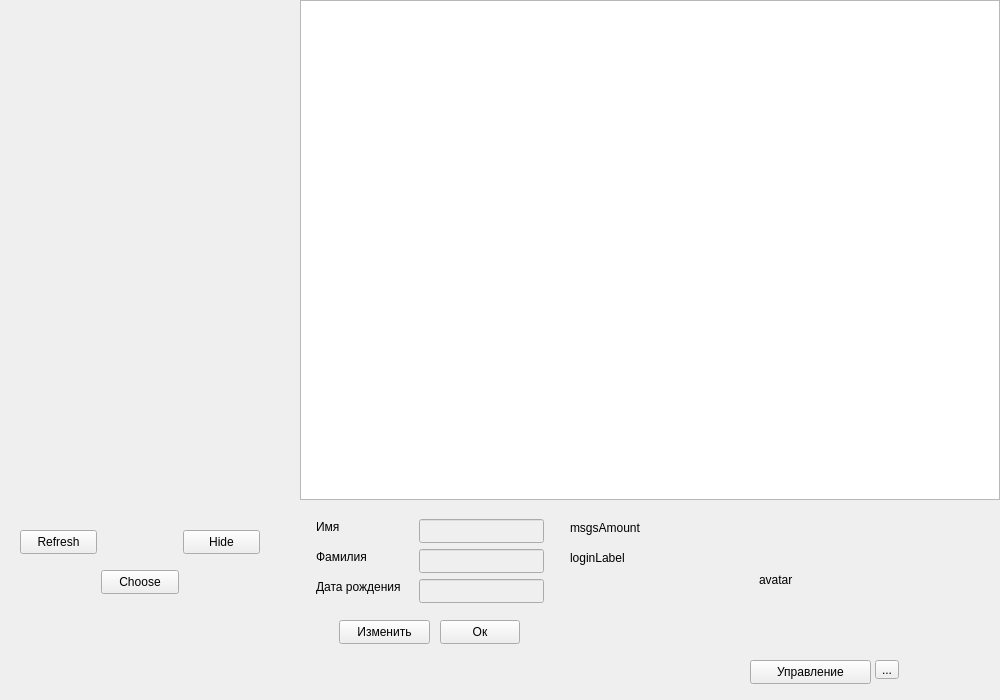
Above: messages.ui from underleak/fetchmail before the change. Below: the same form after it.
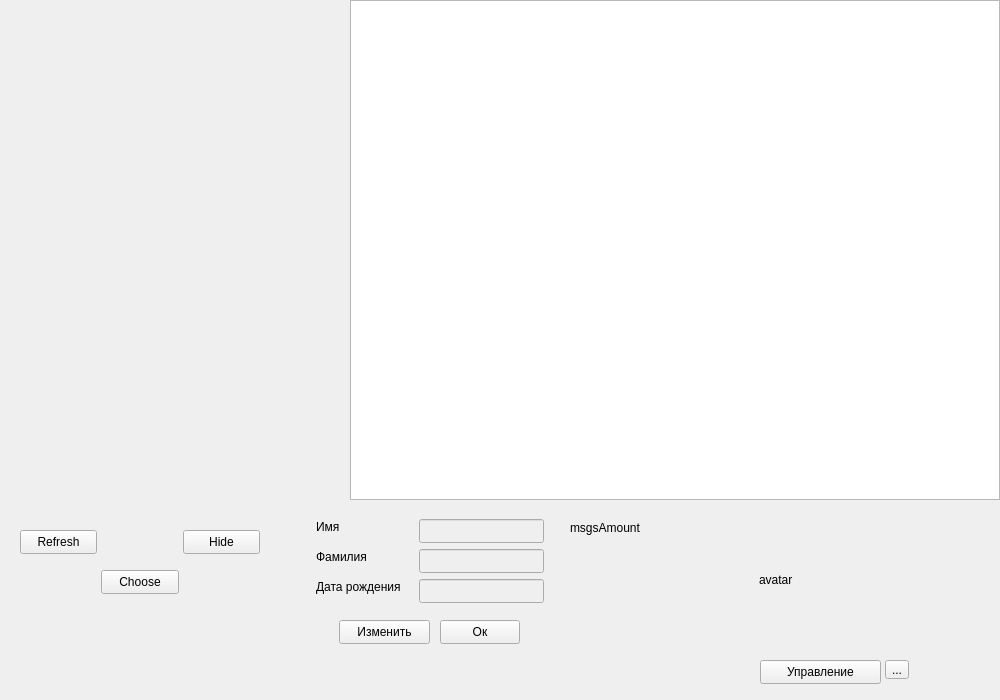
That is the form after the change. Icons and pictures are not drawn.

```diff
--- a/messages.ui
+++ b/messages.ui
@@ -16,9 +16,9 @@
   <widget class="QTextBrowser" name="textBrowser">
    <property name="geometry">
     <rect>
-     <x>300</x>
+     <x>350</x>
      <y>0</y>
-     <width>700</width>
+     <width>650</width>
      <height>500</height>
     </rect>
    </property>
@@ -103,19 +103,6 @@
     <string>avatar</string>
    </property>
   </widget>
-  <widget class="QLabel" name="loginLabel">
-   <property name="geometry">
-    <rect>
-     <x>570</x>
-     <y>550</y>
-     <width>171</width>
-     <height>16</height>
-    </rect>
-   </property>
-   <property name="text">
-    <string>loginLabel</string>
-   </property>
-  </widget>
   <widget class="QLabel" name="nameLBL">
    <property name="geometry">
     <rect>
@@ -223,7 +210,7 @@
   <widget class="QToolButton" name="toolButton">
    <property name="geometry">
     <rect>
-     <x>875</x>
+     <x>885</x>
      <y>660</y>
      <width>24</width>
      <height>19</height>
@@ -237,14 +224,20 @@
    </property>
   </widget>
   <widget class="QPushButton" name="accSet">
+   <property name="enabled">
+    <bool>true</bool>
+   </property>
    <property name="geometry">
     <rect>
-     <x>750</x>
+     <x>760</x>
      <y>660</y>
      <width>121</width>
      <height>24</height>
     </rect>
    </property>
+   <property name="layoutDirection">
+    <enum>Qt::RightToLeft</enum>
+   </property>
    <property name="text">
     <string>Управление</string>
    </property>
```
Left out of the diff: 5 changed lines with no effect on the pictures.
